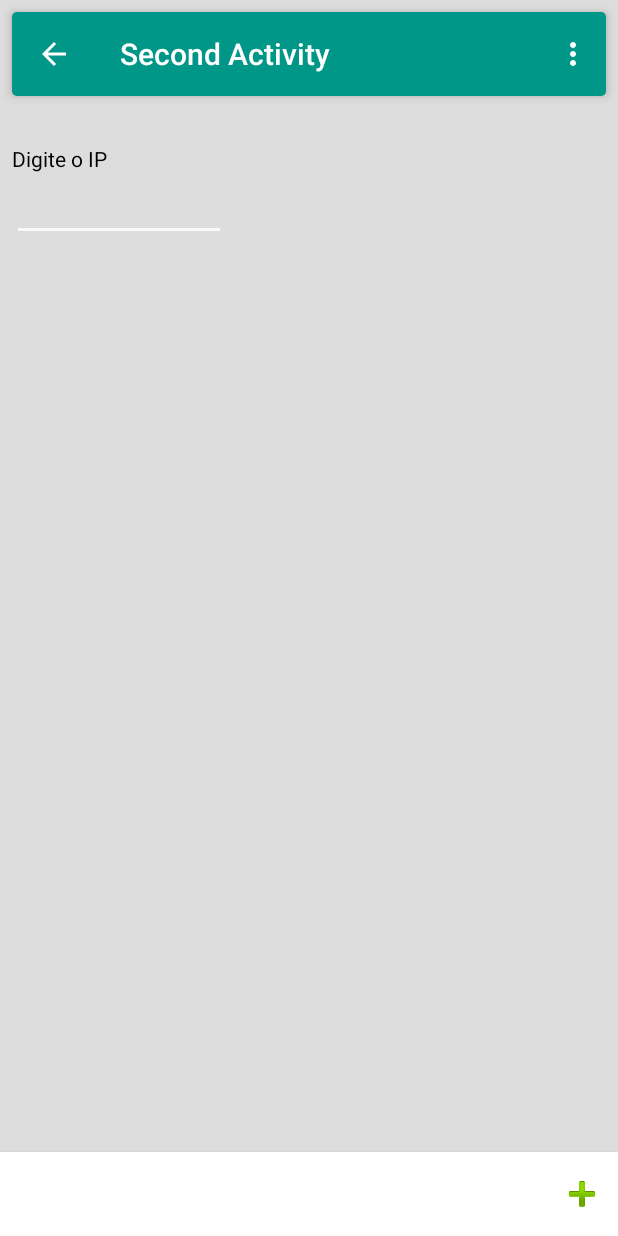
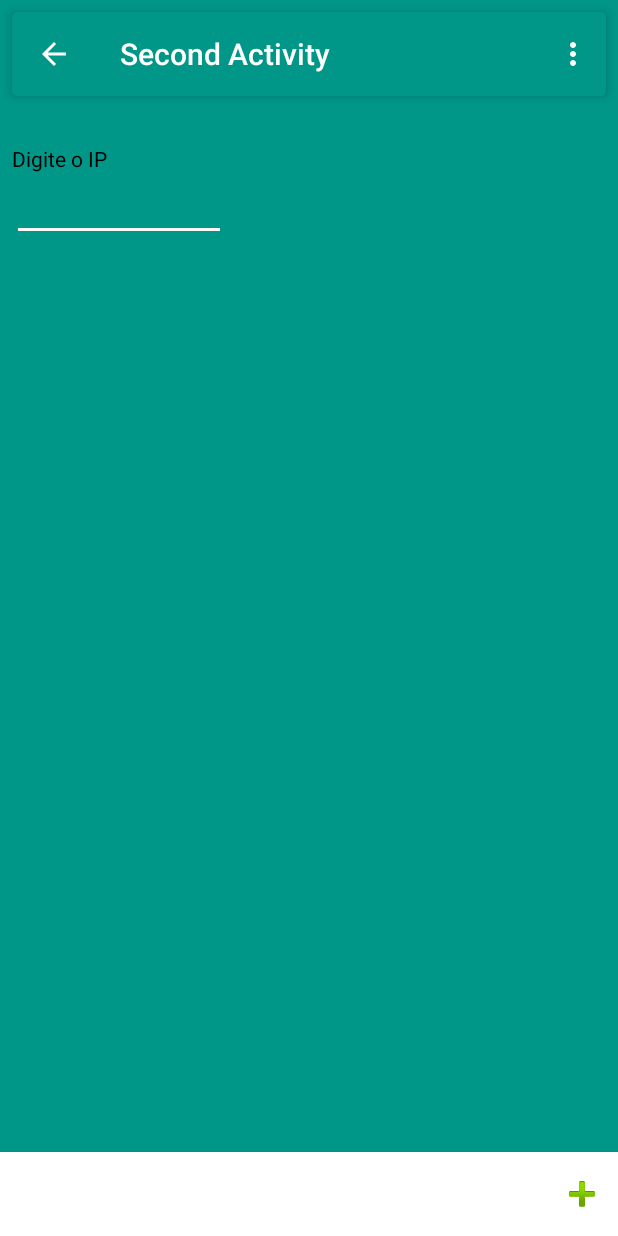
Before and after one commit to cesarquadros/AppComanda, an Android app: the screen it shows after launch (SecondActivity), in the options menu, after a tap on "SecondActivity", on a phone screen of 412 x 824 dp. Run offline under Robolectric (Android 15) with nearby library versions, the phone set to English and light mode, and no system bars; libraries missing offline, so code that uses them is left out: com.daimajia.androidanimations; 4 statements that could not run were skipped.

Commit message:
Atualizacao de cores

```diff
--- a/app/src/main/java/br/com/thiengo/tcmaterialdesign/MainActivity.java
+++ b/app/src/main/java/br/com/thiengo/tcmaterialdesign/MainActivity.java
@@ -49,7 +49,7 @@ public class MainActivity extends ActionBarActivity {
         mToolbar = (Toolbar) findViewById(R.id.tb_main);
         mToolbar.setTitle("Bar do Bugao");
         mToolbar.setSubtitle("Comandas em aberto");
-        mToolbar.setLogo(R.drawable.ic_logoapp_dois);
+        mToolbar.setLogo(R.drawable.ic_logoapp_dois_peq);
         setSupportActionBar(mToolbar);
         //ipConexao = ipRede();
 
--- a/app/src/main/java/br/com/thiengo/tcmaterialdesign/fragments/ComandaFragment.java
+++ b/app/src/main/java/br/com/thiengo/tcmaterialdesign/fragments/ComandaFragment.java
@@ -94,6 +94,8 @@ public class ComandaFragment extends Fragment implements RecyclerViewOnClickList
         codComanda = mList.get(position).getCodComanda();
         AlertDialog.Builder adb = new AlertDialog.Builder(getActivity());
         adb.setTitle("Itens da comanda: " + codComanda);
+        adb.setIcon(R.drawable.ic_logoapp_dois);
+
         //adb.setIcon(android.R.drawable.ic_dialog_alert);
         ComandaDao comandaDao = new ComandaDao();
         String itens = "";
--- a/app/src/main/java/br/com/thiengo/tcmaterialdesign/fragments/ProdutosComandaActivity.java
+++ b/app/src/main/java/br/com/thiengo/tcmaterialdesign/fragments/ProdutosComandaActivity.java
@@ -83,7 +83,7 @@ public class ProdutosComandaActivity extends AppCompatActivity {
         setContentView(R.layout.activity_produtos_comanda);
         Toolbar toolbar = (Toolbar) findViewById(R.id.toolbar);
         setSupportActionBar(toolbar);
-        toolbar.setLogo(R.drawable.ic_logoapp_dois);
+        toolbar.setLogo(R.drawable.ic_logoapp_dois_peq);
         //toolbar.setTitle("Bar do Bugao");
         //toolbar.setSubtitle("Adicionar Itens");
 
@@ -340,7 +340,7 @@ public class ProdutosComandaActivity extends AppCompatActivity {
                         final int codComanda = Integer.parseInt(ComandaFragment.codComanda);
 
                         final AlertDialog.Builder mensagem = new AlertDialog.Builder(getActivity());
-                        mensagem.setIcon(R.drawable.ic_logoapp_dois);
+                        mensagem.setIcon(R.drawable.ic_logoapp_dois_peq);
                         mensagem.setTitle("Bar do Bugão \ncomanda: " + codComanda);
                         mensagem.setMessage("Digite a Quantidade de " + arrayBebOut.get(position).getDescricao() + ":");
                         // DECLARACAO DO EDITTEXT
--- a/app/src/main/res/values/colors.xml
+++ b/app/src/main/res/values/colors.xml
@@ -1,6 +1,6 @@
 <?xml version="1.0" encoding="utf-8"?>
 <resources>
-    <color name="grey">#ddd</color>
+    <color name="grey">#009688</color>
     <color name="black">#000</color>
     <color name="colorPrimaryDark">#00796B</color>
     <color name="colorPrimary">#009688</color>
```
Also changed, not shown: app/src/main/res/drawable/ic_logoapp_dois_peq.png (added), 3 other files.
